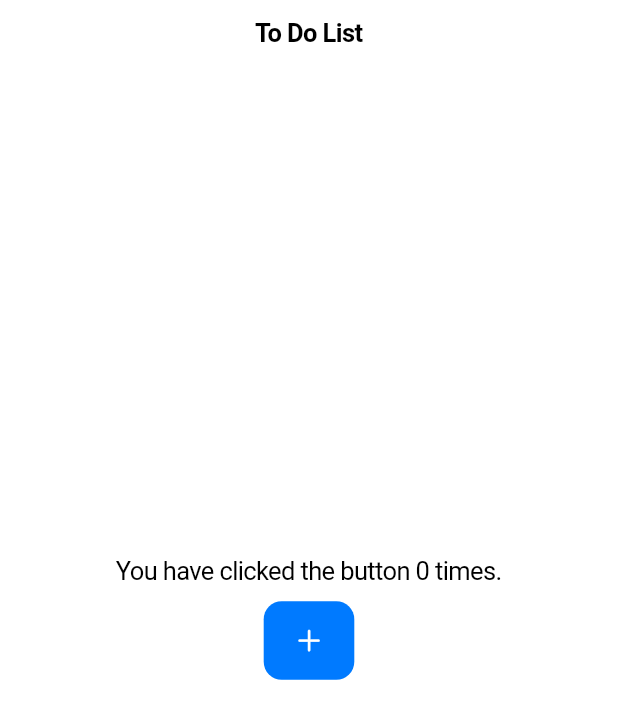
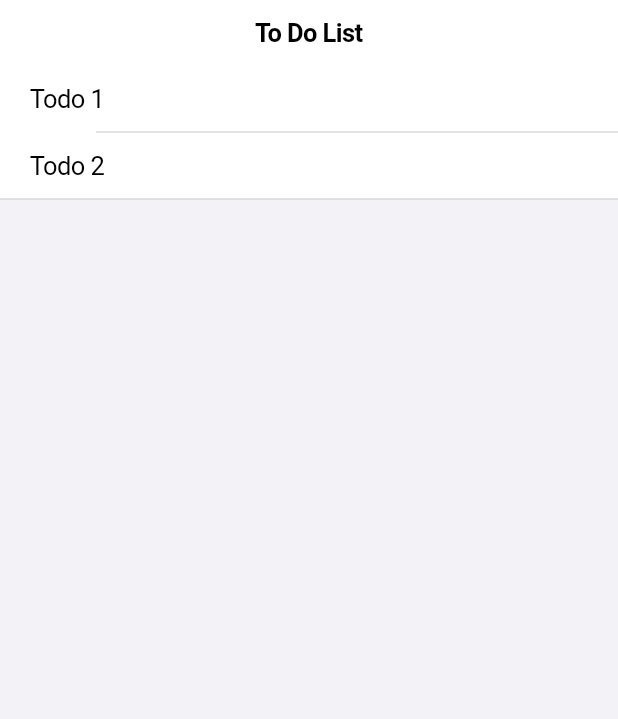
Before and after one commit to atbu/to_do_list, a Flutter app: the screen it shows after launch, on a phone screen of 412 x 824 dp. Shown: the top 719 px of the screen. Run offline on Flutter 3.47's test engine with Material 3 defaults, Android fonts, the phone set to English and light mode, and no system bars.

Commit message:
Hardcode some todos and display them in a UI list

```diff
--- a/lib/main.dart
+++ b/lib/main.dart
@@ -25,7 +25,11 @@ class MyHomePage extends StatefulWidget {
 }
 
 class _MyHomePageState extends State<MyHomePage> {
-  int _count = 0;
+  var todos = <int, String>{
+    1: "Todo 1",
+    2: "Todo 2",
+  };
+
 
   @override
   Widget build(BuildContext context) {
@@ -33,23 +37,14 @@ class _MyHomePageState extends State<MyHomePage> {
       navigationBar: const CupertinoNavigationBar(
         middle: Text('To Do List'),
       ),
-      child: Center(
-        child: Column(
-          mainAxisAlignment: MainAxisAlignment.center,
-          children: <Widget>[
-            Center(
-              child: Text('You have clicked the button $_count times.'),
-            ),
-            SizedBox(height: 10),
-            Center(
-              child: CupertinoButton.filled(
-                onPressed: () => setState(() => _count++),
-                child: const Icon(CupertinoIcons.add),
-              ),
-            ),
-          ],
-        )
-      )
+      child: CupertinoListSection(
+        header: const Text('Your To-Dos'),
+        children: <CupertinoListTile>[
+          for(var todo in todos.entries)
+            CupertinoListTile(title: Text(todo.value)),
+
+        ]
+      ),
     );
   }
 }
```
